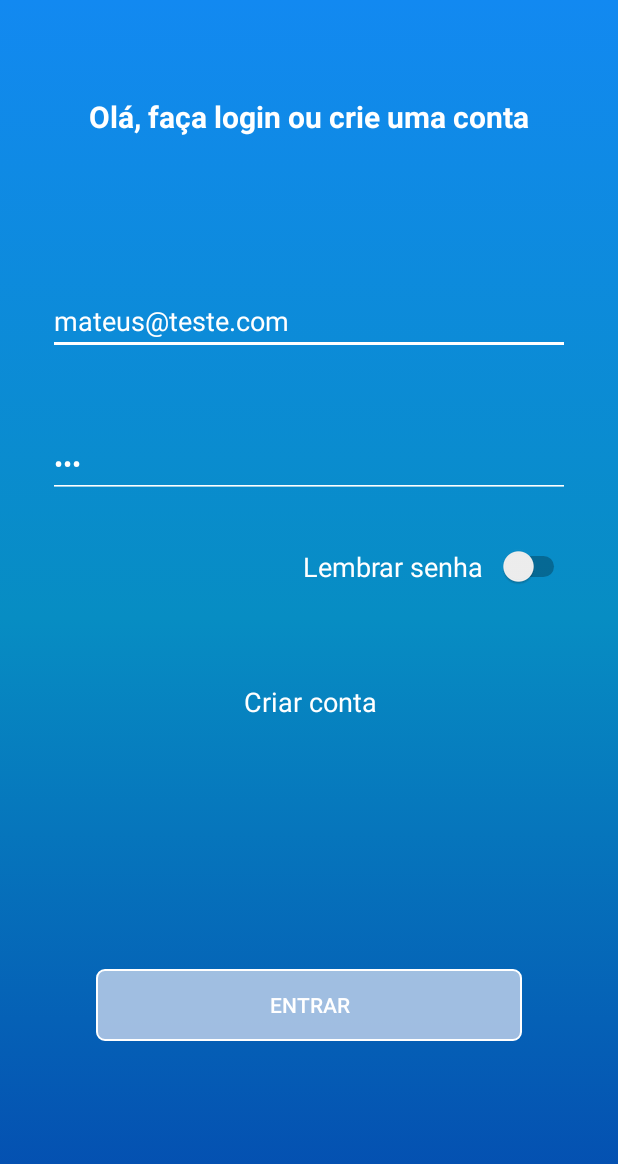
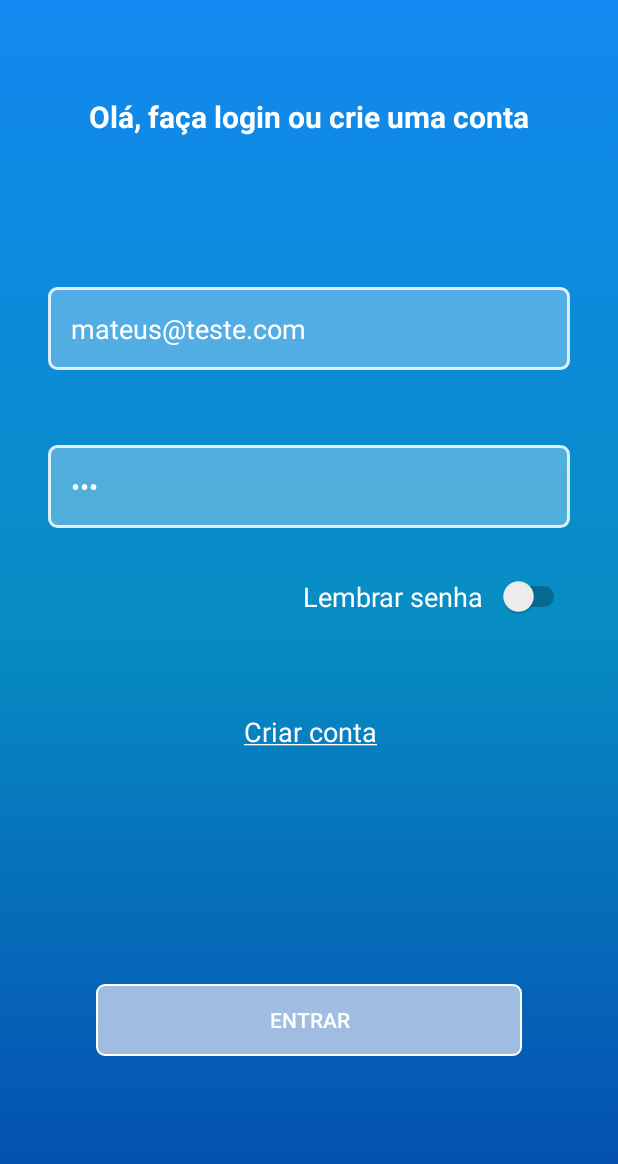
Before and after one commit to LordRadamanthys/agendamentos, an Android app: the screen it shows after launch (LoginActivity), on a phone screen of 412 x 824 dp. Shown: the top 1164 px of the screen. Run offline under Robolectric (Android 15) with nearby library versions, the light colour scheme and no system bars; 2 statements that could not run were skipped.

Commit message:
ajustes no layout do botão, adicionado a foto de perfil na lista dos clientes

```diff
--- a/mulheresAG/app/src/main/java/com/example/mulheresag/domain/reservation/ReservationDomain.kt
+++ b/mulheresAG/app/src/main/java/com/example/mulheresag/domain/reservation/ReservationDomain.kt
@@ -1,8 +1,10 @@
 package com.example.mulheresag.domain.reservation
 
+import android.R
 import com.example.mulheresag.data.remote.model.ReservationModel
 import com.example.mulheresag.data.remote.model.ServiceModel
 import com.example.mulheresag.infra.BaseCallBack
+import java.util.regex.Pattern
 
 class ReservationDomain {
     lateinit var repository: ReservationContract.IRepository
@@ -25,6 +27,9 @@ class ReservationDomain {
         modelReservation: ReservationModel,
         listener: BaseCallBack<ReservationModel>
     ) {
+
+
+        if (modelReservation.description.isEmpty()) throw Exception("Descrição não pode ser vazio")
         repository.createReservation(modelReservation, object : BaseCallBack<ReservationModel> {
             override fun onSuccessful(value: ReservationModel) {
                 listener.onSuccessful(value)
--- a/mulheresAG/app/src/main/java/com/example/mulheresag/view/login/LoginActivity.kt
+++ b/mulheresAG/app/src/main/java/com/example/mulheresag/view/login/LoginActivity.kt
@@ -4,10 +4,13 @@ import android.app.NotificationChannel
 import android.app.NotificationManager
 import android.content.Context
 import android.content.Intent
+import android.graphics.Paint
 import android.os.Build
 import android.os.Bundle
 import android.util.Log
 import android.view.View
+import android.widget.Button
+import android.widget.TextView
 import android.widget.Toast
 import androidx.appcompat.app.AppCompatActivity
 import com.example.mulheresag.R
@@ -21,20 +24,29 @@ import com.google.firebase.messaging.FirebaseMessaging
 import kotlinx.android.synthetic.main.activity_main.*
 
 class LoginActivity : AppCompatActivity(), LoginContract.View {
-    lateinit var presenter: LoginContract.Presenter
+    private lateinit var presenter: LoginContract.Presenter
+    private lateinit var textRegister: TextView
+    private lateinit var btnLogin: Button
+
     override fun onCreate(savedInstanceState: Bundle?) {
         super.onCreate(savedInstanceState)
         setContentView(R.layout.activity_main)
         createNotificationChannel()
         presenter = LoginPresenter(this)
 
-
+        initComponents()
 
         loadActionsButton()
 
         genareteTokenFirebaseDevice()
 
         // MyFirebaseMessagingService()
+    }
+
+    private fun initComponents() {
+        btnLogin = button_entrar
+        textRegister = textView_cadastro
+        textRegister.underline()
     }
 
     private fun createNotificationChannel() {
@@ -56,18 +68,18 @@ class LoginActivity : AppCompatActivity(), LoginContract.View {
     }
 
     private fun loadActionsButton() {
-        button_entrar.setOnClickListener(View.OnClickListener {
+        btnLogin.setOnClickListener {
             presenter.login(editText_email.text.toString(), editText_senha.text.toString())
-            val home = Intent(this, DefaultActivity::class.java)
-            //startActivity(home)
+        }
 
-
-        })
-
-        textView_cadastro.setOnClickListener {
+        textRegister.setOnClickListener {
             val cadastro = Intent(this, CadastroActivity::class.java)
             startActivity(cadastro)
         }
+    }
+
+    private fun TextView.underline() {
+        paintFlags = paintFlags or Paint.UNDERLINE_TEXT_FLAG
     }
 
     private fun genareteTokenFirebaseDevice() {
@@ -76,7 +88,7 @@ class LoginActivity : AppCompatActivity(), LoginContract.View {
         FirebaseInstanceId.getInstance().instanceId
             .addOnCompleteListener(OnCompleteListener { task ->
                 if (!task.isSuccessful) {
-                    Log.w("teste", "getInstanceId failed", task.exception)
+                    // Log.w("teste", "getInstanceId failed", task.exception)
                     return@OnCompleteListener
                 }
 
--- a/mulheresAG/app/src/main/res/drawable/button_white.xml
+++ b/mulheresAG/app/src/main/res/drawable/button_white.xml
@@ -1,10 +1,25 @@
 <?xml version="1.0" encoding="utf-8"?>
-<shape xmlns:android="http://schemas.android.com/apk/res/android"
-    android:shape="rectangle">
-    <corners android:radius="5dp"/>
-    <solid android:color="#CEC5D4EC" />
+<selector xmlns:android="http://schemas.android.com/apk/res/android">
+<item android:state_pressed="false">
+    <shape
+        android:shape="rectangle">
+        <corners android:radius="5dp" />
+        <solid android:color="#CEC5D4EC" />
 
-    <stroke android:width="1dp"
-        android:color="#fff" />
+        <stroke
+            android:width="1dp"
+            android:color="#fff" />
 
-</shape>
+
+    </shape>
+</item>
+<item android:state_pressed="true">
+    <shape>
+        <gradient
+            android:angle="270"
+            android:endColor="#BB30AAEC"
+            android:startColor="#BBFFFAF9" />
+        <corners android:radius="10dp" />
+    </shape>
+</item>
+</selector>
--- /dev/null
+++ b/mulheresAG/app/src/main/res/drawable/item_input_text.xml
@@ -0,0 +1,10 @@
+<?xml version="1.0" encoding="utf-8"?>
+<shape xmlns:android="http://schemas.android.com/apk/res/android"
+    android:shape="rectangle">
+    <corners android:radius="5dp" />
+    <solid android:color="#4BFCFDFF" />
+
+    <stroke
+        android:width="2dp"
+        android:color="#D7FFFFFF" />
+</shape>
--- a/mulheresAG/app/src/main/res/layout/activity_main.xml
+++ b/mulheresAG/app/src/main/res/layout/activity_main.xml
@@ -36,6 +36,8 @@
             android:layout_marginTop="100dp"
             android:layout_marginEnd="32dp"
             android:ems="10"
+            android:background="@drawable/item_input_text"
+            android:padding="15dp"
             android:text="mateus@teste.com"
             android:hint="Digite seu E-mail"
             android:inputType="textEmailAddress"
@@ -53,6 +55,8 @@
             android:layout_height="wrap_content"
             android:layout_marginTop="50dp"
             android:ems="10"
+            android:background="@drawable/item_input_text"
+            android:padding="15dp"
             android:text="123"
             android:hint="Digite sua senha"
             android:inputType="textPassword"
--- a/mulheresAG/app/src/main/res/layout/activity_service_details.xml
+++ b/mulheresAG/app/src/main/res/layout/activity_service_details.xml
@@ -41,6 +41,7 @@
             android:layout_width="match_parent"
             android:layout_height="wrap_content"
             android:theme="@style/StyleEditText"
+
             android:textColor="#fff"
             android:hint="Nome do Serviço" />
     </com.google.android.material.textfield.TextInputLayout>
--- a/mulheresAG/app/src/main/res/values/strings.xml
+++ b/mulheresAG/app/src/main/res/values/strings.xml
@@ -3,4 +3,5 @@
 
     <!-- TODO: Remove or change this placeholder text -->
     <string name="hello_blank_fragment">Hello blank fragment</string>
+    <string name="string_hour_home">Hora:</string>
 </resources>
```
Also changed, not shown: mulheresAG/app/src/main/java/com/example/mulheresag/domain/user/UserDomain.kt (+7 -3 lines), mulheresAG/app/src/main/java/com/example/mulheresag/view/DialogExamples.kt (+29 -23 lines), mulheresAG/app/src/main/java/com/example/mulheresag/view/admin/adminHome/AdapterAdminHome.kt (+30 -4 lines), mulheresAG/app/src/main/java/com/example/mulheresag/view/admin/adminHome/AdminHomeFragment.kt (+12 -2 lines), mulheresAG/app/src/main/java/com/example/mulheresag/view/cadastro/CadastroActivity.kt (+12 -8 lines), mulheresAG/app/src/main/java/com/example/mulheresag/view/homePage/HomeFragment.kt (+4 -3 lines), mulheresAG/app/src/main/res/drawable/rectangle_item_services.xml (deleted, +0 -11 lines), mulheresAG/app/src/main/res/layout/activity_cadastro.xml (+19 -7 lines), mulheresAG/app/src/main/res/layout/fragment_admin_home.xml (+6 -5 lines), mulheresAG/app/src/main/res/layout/fragment_agendamentos.xml (+8 -0 lines), mulheresAG/app/src/main/res/layout/fragment_home.xml (+6 -4 lines), mulheresAG/app/src/main/res/layout/list_adapter_conversations.xml (+30 -11 lines), mulheresAG/app/src/main/res/layout/list_adapter_home.xml (+28 -8 lines).
